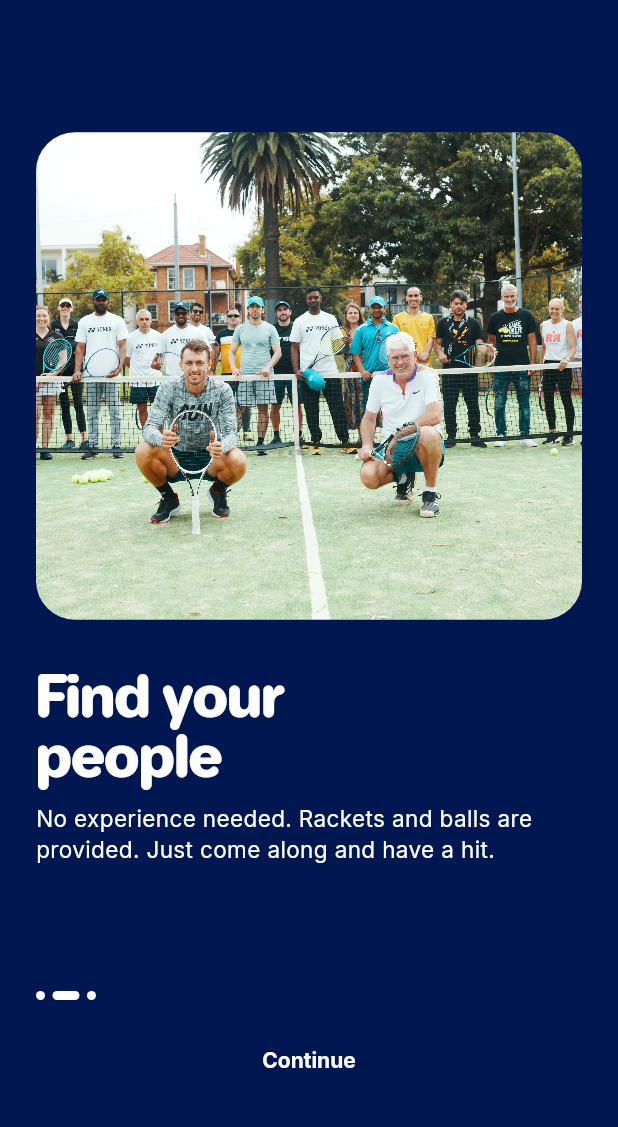
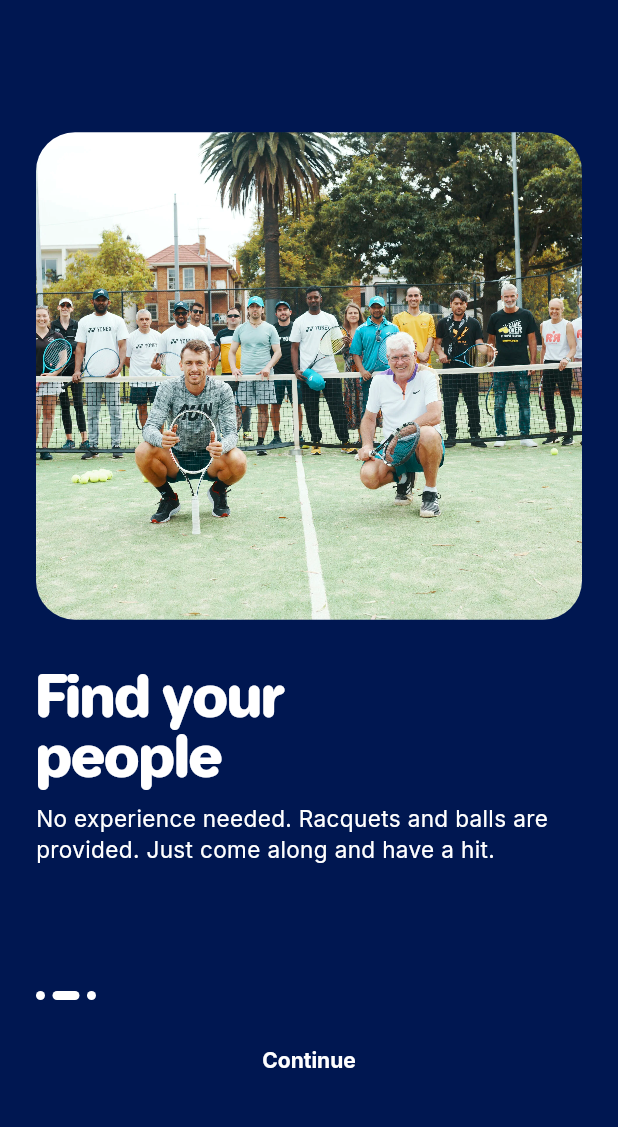
Before and after one commit to borisryavkin/RALLY4EVER, a Flutter app: the Welcome screen opened directly with empty values, swiped to page 2, on a phone screen of 412 x 824 dp, the part 101-1228 px from its top. Run offline on Flutter 3.47's test engine with Material 3 defaults, Android fonts, the phone set to English and light mode, and no system bars; our stand-ins replace cached_network_image, cloud_firestore, cloud_functions, firebase_auth, firebase_core, firebase_storage and 12 more; missing offline and left inert: mobile_scanner; accounts and stored records are empty; project files that could hold a hidden picture were left out.

Commit message:
Use Australian English racquet spelling in app copy

```diff
--- a/lib/participant/app.dart
+++ b/lib/participant/app.dart
@@ -1024,7 +1024,7 @@ class _ParticipantAppState extends State<ParticipantApp>
                 Text(
                   [
                     'Free social tennis and pickleball in 50+ places across Australia.',
-                    'No experience needed. Rackets and balls are provided. Just come along and have a hit.',
+                    'No experience needed. Racquets and balls are provided. Just come along and have a hit.',
                     'A regular, low-pressure way to get moving and meet people near you.',
                   ][step - 1],
                   style: TextStyle(
--- a/lib/shared_widgets.dart
+++ b/lib/shared_widgets.dart
@@ -117,7 +117,7 @@ class _WelcomeState extends State<Welcome> {
     ),
     (
       'Find your\npeople',
-      'No experience needed. Rackets and balls are provided. Just come along and have a hit.',
+      'No experience needed. Racquets and balls are provided. Just come along and have a hit.',
       navy,
     ),
     (
```
Also changed, not shown: 2 other files.
